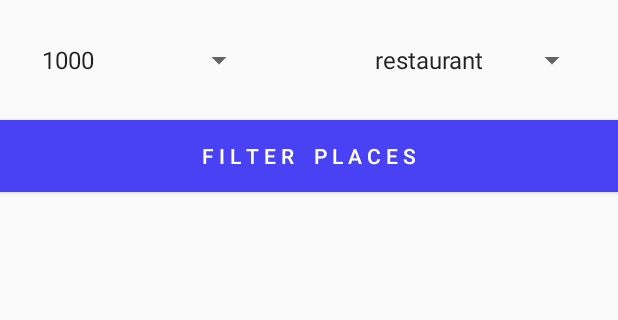
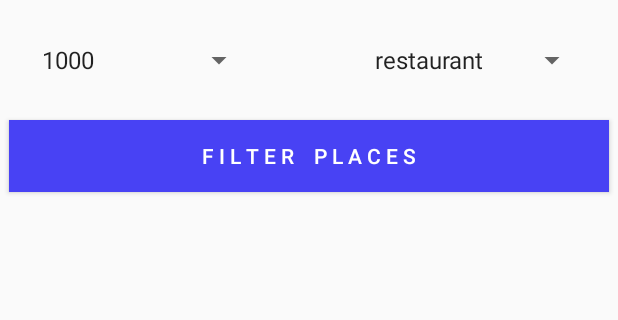
Before and after one commit to galqayeva/Voyage, an Android app: the FilteringActivity screen opened directly, with no data from a screen before it, on a phone screen of 412 x 824 dp, the part 84-404 px from its top. Run offline under Robolectric (Android 15) with nearby library versions, the phone set to English and light mode, and no system bars; our stand-ins replace Volley; libraries missing offline, so code that uses them is left out: com.mikepenz.materialdrawer; 11 statements that could not run were skipped.

Commit message:
filtering

```diff
--- a/app/src/main/res/layout/activity_filtering.xml
+++ b/app/src/main/res/layout/activity_filtering.xml
@@ -50,6 +50,8 @@
             android:layout_alignParentStart="true"
             android:layout_below="@+id/spinner"
             android:layout_marginBottom="10dp"
+            android:layout_marginLeft="6dp"
+            android:layout_marginRight="6dp"
             android:text="F i l t e r    P l a c e s"
             android:background="@color/colorBlue"
             android:textColor="@color/white"/>
```
